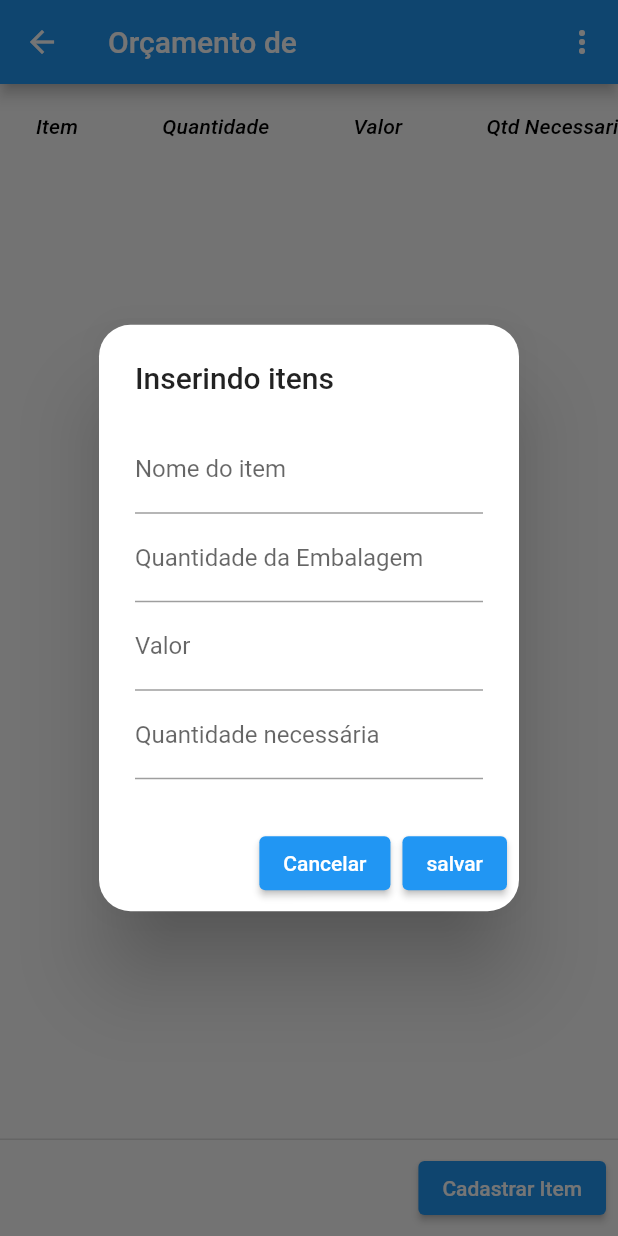
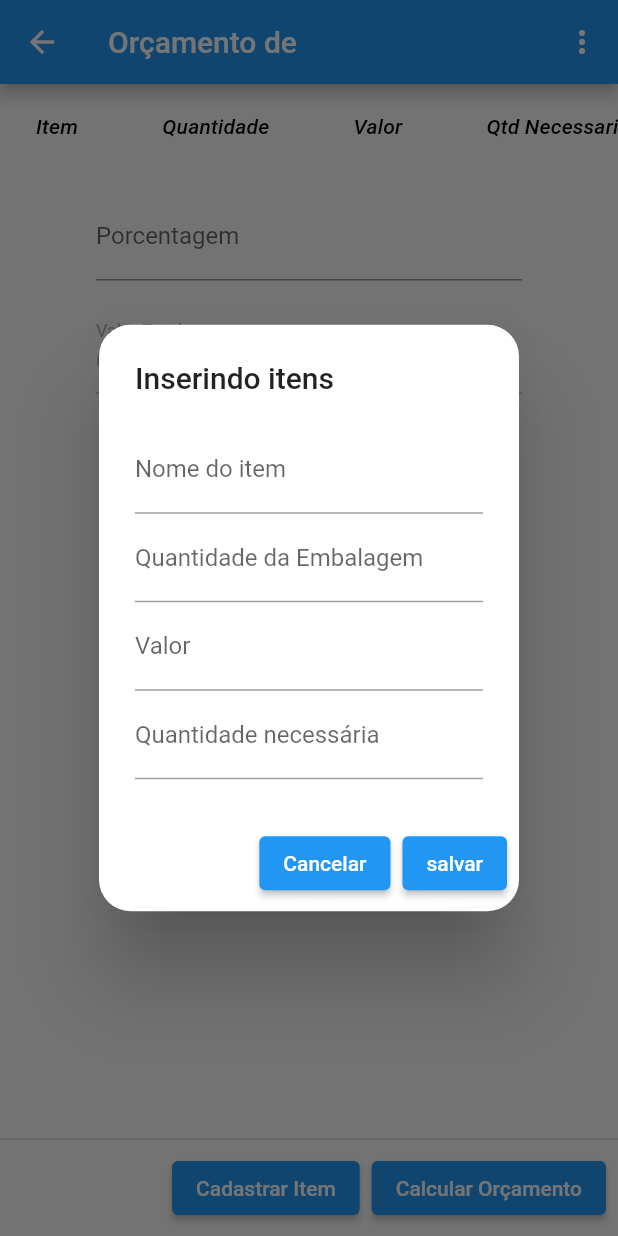
Before and after one commit to GianCarloRumachella/CalculadoraOrcamento, a Flutter app: the Orcamento screen opened directly with empty values, after a tap on "Cadastrar Item", on a phone screen of 412 x 824 dp. Run offline on Flutter 3.47's test engine with Material 2 defaults, Android fonts, the phone set to English and light mode, and no system bars; our stand-ins replace cloud_firestore, firebase_auth, firebase_core; accounts and stored records are empty.

Commit message:
ajustes no app calculo do orçamento com o valor de lucro

```diff
--- a/lib/Pages/Home.dart
+++ b/lib/Pages/Home.dart
@@ -31,7 +31,7 @@ class _HomeState extends State<Home> {
   }
 
   @override
-  void initState() {
+  void initState()  {
     _pegaOrcamentos();
     super.initState();
   }
@@ -76,12 +76,6 @@ class _HomeState extends State<Home> {
                 });
           },
         ),
-        Botao(
-          label: "teste",
-          onPressed: () {
-            _pegaOrcamentos();
-          },
-        ),
       ],
       body: Container(
         padding: EdgeInsets.all(16),
@@ -112,12 +106,12 @@ class _HomeState extends State<Home> {
                         labelBotao2: "Não",
                         nomeAlert: "Deseja excluir ${listaOrcamentos[index]}?",
                         corpoMensagem: listaOrcamentos[index],
-                        onPressed: (){
-                          _orcamentoBloc.deletaOrcamento(listaOrcamentos[index]);
+                        onPressed: () {
+                          _orcamentoBloc
+                              .deletaOrcamento(listaOrcamentos[index]);
                           _pegaOrcamentos();
                           Navigator.pop(context);
                         },
-
                       );
                     },
                   );
--- a/lib/Pages/Orcamento.dart
+++ b/lib/Pages/Orcamento.dart
@@ -6,6 +6,7 @@ import 'package:calc_orcamento/bloc/LoginBloc.dart';
 import 'package:calc_orcamento/bloc/OrcamentoBloc.dart';
 import 'package:calc_orcamento/widgets/DialogTela.dart';
 import 'package:flutter/rendering.dart';
+import 'package:flutter/services.dart';
 
 class Orcamento extends StatefulWidget {
   final String nomeOrcamento;
@@ -18,6 +19,9 @@ class Orcamento extends StatefulWidget {
 class _OrcamentoState extends State<Orcamento> {
   LoginBloc _loginBloc = LoginBloc();
   OrcamentoBloc _orcBloc = OrcamentoBloc();
+  TextEditingController _lucroTextController = TextEditingController();
+  TextEditingController _valorOrcamentoTextController =
+      TextEditingController(text: "0.0");
 
   List<String> itensMenu = ["Configurações", "Sair"];
   List<DataRow> _rowList = [];
@@ -167,6 +171,45 @@ class _OrcamentoState extends State<Orcamento> {
           ),
         ],
       ),
+      body: SingleChildScrollView(
+        child: Column(
+          //padding: EdgeInsets.all(32),
+          children: [
+            Container(
+              child: SingleChildScrollView(
+                scrollDirection: Axis.horizontal,
+                child: _dataTable(),
+              ),
+            ),
+            Padding(
+              padding: const EdgeInsets.fromLTRB(64, 16, 64, 8),
+              child: TextField(
+                inputFormatters: [FilteringTextInputFormatter.digitsOnly],
+                controller: _lucroTextController,
+                keyboardType: TextInputType.number,
+                textInputAction: TextInputAction.next,
+                autofocus: false,
+                decoration: InputDecoration(
+                  labelText: "Porcentagem",
+                ),
+              ),
+            ),
+            Padding(
+              padding: const EdgeInsets.fromLTRB(64, 8, 64, 16),
+              child: TextField(
+                controller: _valorOrcamentoTextController,
+                keyboardType: TextInputType.name,
+                textInputAction: TextInputAction.next,
+                autofocus: false,
+                enabled: false,
+                decoration: InputDecoration(
+                  labelText: "Valor Total",
+                ),
+              ),
+            ),
+          ],
+        ),
+      ),
       persistentFooterButtons: [
         Botao(
           label: "Cadastrar Item",
@@ -184,15 +227,20 @@ class _OrcamentoState extends State<Orcamento> {
                 });
           },
         ),
+        Botao(
+          label: "Calcular Orçamento",
+          onPressed: () async{
+            double porcentagem = double.parse(_lucroTextController.text);
+            if (porcentagem <= 0) {
+              porcentagem = 1;
+            }
+           await  _orcBloc.calculaOrcamento(porcentagem, widget.nomeOrcamento);
+
+            _valorOrcamentoTextController.text =
+                (_orcBloc.valorFinal).toStringAsFixed(2);
+          },
+        ),
       ],
-      body: Container(
-        //padding: EdgeInsets.all(32),
-        child: Container(
-            child: SingleChildScrollView(
-          scrollDirection: Axis.horizontal,
-          child: _dataTable(),
-        )),
-      ),
     );
   }
 }
--- a/lib/bloc/OrcamentoBloc.dart
+++ b/lib/bloc/OrcamentoBloc.dart
@@ -15,6 +15,7 @@ class OrcamentoBloc {
 
   String nomeOrcamento;
   List<String> listaOrcamentos = [];
+  double valorFinal = 0;
 
   User get usuario => auth.currentUser;
 
@@ -158,4 +159,23 @@ class OrcamentoBloc {
         nome, quantidadeDouble, valorDouble, quantidadeNecessariaDouble,
         valorUnitario: valorUnitarioDouble, valorReal: valorRealDouble);
   }
+
+  calculaOrcamento(double porcentagem, String nomeOrcamento) async {
+    List<ItemOrcamento> tempList = await recuperaItensOrcamento(nomeOrcamento);
+    valorFinal = 0;
+
+    if (tempList.length == 0) {
+      print("ACRECENTE ITENS AO ORÇAMENTO!!!");
+    }
+
+    for (ItemOrcamento tempItem in tempList) {
+      valorFinal += tempItem.valorReal;
+    }
+
+    valorFinal = valorFinal + (valorFinal * (porcentagem / 100));
+
+    print("VALOR FINAL: $valorFinal");
+
+    return valorFinal;
+  }
 }
--- a/lib/widgets/DialogTela.dart
+++ b/lib/widgets/DialogTela.dart
@@ -135,11 +135,13 @@ class DialogTela extends StatelessWidget {
                 _quantidadeController.clear();
                 Navigator.pop(context);
                 Navigator.pushReplacement(
-                    context,
-                    MaterialPageRoute(
-                        builder: (context) => Orcamento(
-                              nomeOrcamento: corpoMensagem,
-                            )));
+                  context,
+                  MaterialPageRoute(
+                    builder: (context) => Orcamento(
+                      nomeOrcamento: corpoMensagem,
+                    ),
+                  ),
+                );
               },
             ),
           ],
@@ -157,6 +159,7 @@ class DialogTela extends StatelessWidget {
             child: Column(
               mainAxisSize: MainAxisSize.min,
               children: [
+                corpoMensagem != null ? Text(corpoMensagem) : Container(),
                 TextField(
                   controller: _nomeController,
                   keyboardType: TextInputType.name,
```
